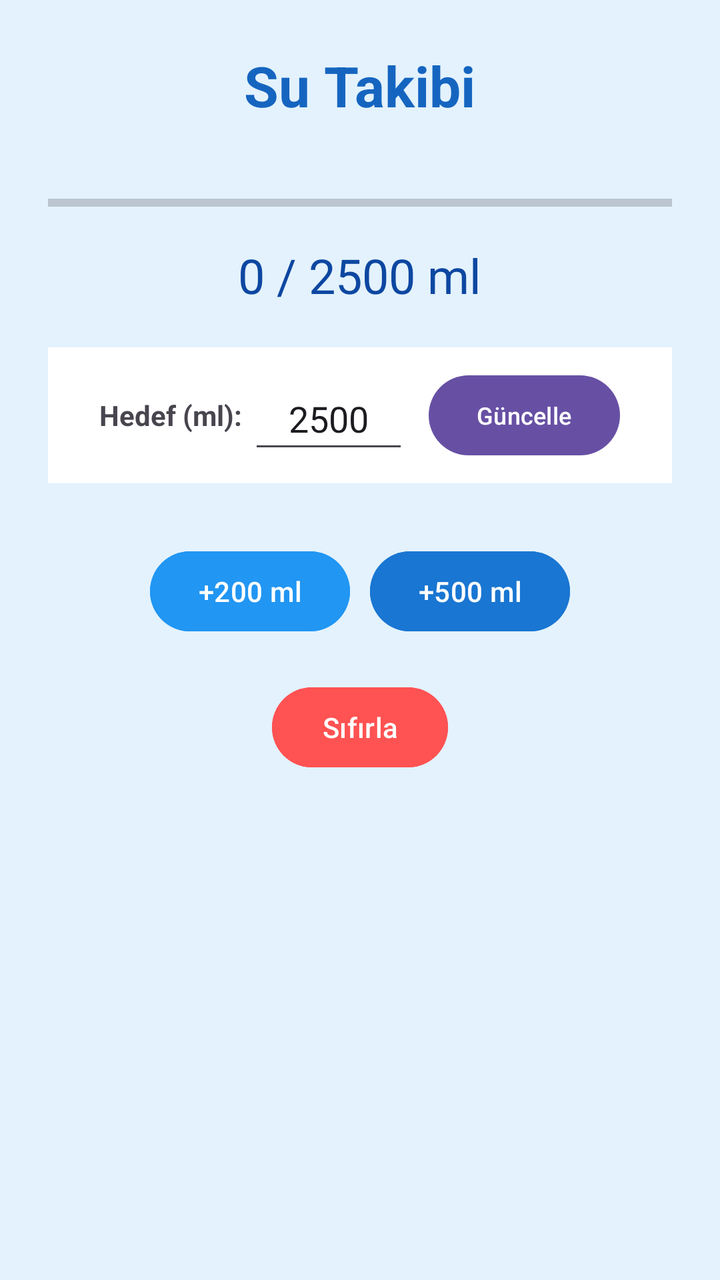
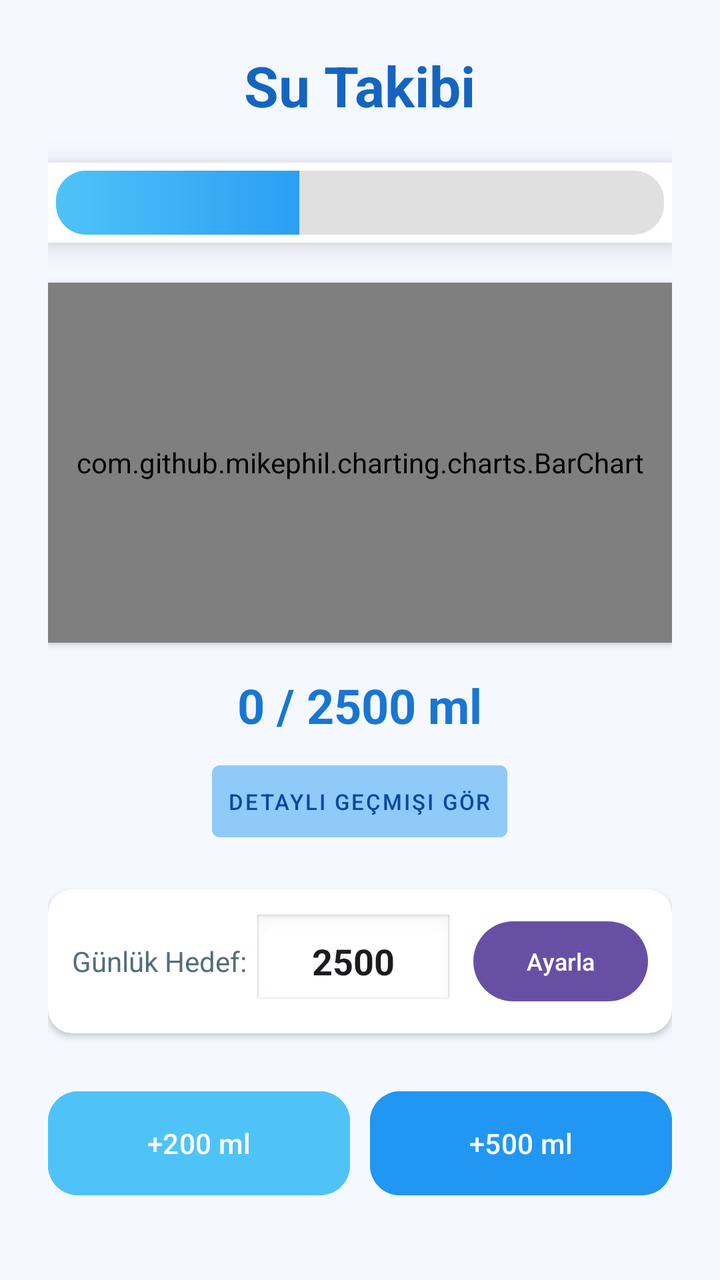

The first picture is an Android layout as it rendered before a commit; the second is the same layout after the commit. The layout source and the unified diff follow.
<!-- AndroidManifest.xml: application theme Theme.SaglikApp -->
<!-- res/layout/activity_water.xml -->
<?xml version="1.0" encoding="utf-8"?>
<LinearLayout xmlns:android="http://schemas.android.com/apk/res/android"
    android:layout_width="match_parent"
    android:layout_height="match_parent"
    android:orientation="vertical"
    android:background="#E3F2FD"
    android:gravity="center_horizontal"
    android:padding="24dp">

    <TextView
        android:layout_width="wrap_content"
        android:layout_height="wrap_content"
        android:text="Su Takibi"
        android:textSize="28sp"
        android:textStyle="bold"
        android:textColor="#1565C0"
        android:layout_marginBottom="30dp"/>

    <ProgressBar
        android:id="@+id/progressBarWater"
        style="?android:attr/progressBarStyleHorizontal"
        android:layout_width="match_parent"
        android:layout_height="20dp"
        android:progress="0"
        android:max="100" />

    <TextView
        android:id="@+id/txtProgress"
        android:layout_width="wrap_content"
        android:layout_height="wrap_content"
        android:text="0 / 2500 ml"
        android:textSize="24sp"
        android:layout_marginTop="10dp"
        android:textColor="#0D47A1"/>

    <LinearLayout
        android:layout_width="match_parent"
        android:layout_height="wrap_content"
        android:orientation="horizontal"
        android:gravity="center"
        android:layout_marginTop="20dp"
        android:background="#FFFFFF"
        android:padding="10dp">

        <TextView
            android:layout_width="wrap_content"
            android:layout_height="wrap_content"
            android:text="Hedef (ml): "
            android:textStyle="bold"/>

        <EditText
            android:id="@+id/editWaterGoal"
            android:layout_width="80dp"
            android:layout_height="wrap_content"
            android:minHeight="48dp"
            android:inputType="number"
            android:text="2500"
            android:gravity="center"/>

        <Button
            android:id="@+id/btnUpdateGoal"
            android:layout_width="wrap_content"
            android:layout_height="wrap_content"
            android:text="Güncelle"
            android:textSize="12sp"
            android:layout_marginLeft="10dp"/>
    </LinearLayout>

    <LinearLayout
        android:layout_width="match_parent"
        android:layout_height="wrap_content"
        android:orientation="horizontal"
        android:gravity="center"
        android:layout_marginTop="30dp">

        <Button
            android:id="@+id/btnAdd200"
            android:layout_width="wrap_content"
            android:layout_height="wrap_content"
            android:text="+200 ml"
            android:backgroundTint="#2196F3"
            android:layout_marginRight="10dp"/>

        <Button
            android:id="@+id/btnAdd500"
            android:layout_width="wrap_content"
            android:layout_height="wrap_content"
            android:text="+500 ml"
            android:backgroundTint="#1976D2"/>
    </LinearLayout>

    <Button
        android:id="@+id/btnResetWater"
        android:layout_width="wrap_content"
        android:layout_height="wrap_content"
        android:text="Sıfırla"
        android:backgroundTint="#FF5252"
        android:layout_marginTop="20dp"/>

</LinearLayout>
<!-- resources referenced by this layout -->
<resources>
  <style name="Theme.SaglikApp" parent="Base.Theme.SaglikApp" />
  <style name="Base.Theme.SaglikApp" parent="Theme.Material3.DayNight.NoActionBar">
          
          <item name="android:windowBackground">@color/app_background</item>
      </style>
  <color name="app_background">#FFC4FE</color>
</resources>

<!-- the commit's change to res/layout/activity_water.xml (unified diff, before → after) -->
@@ -1,9 +1,10 @@
 <?xml version="1.0" encoding="utf-8"?>
 <LinearLayout xmlns:android="http://schemas.android.com/apk/res/android"
+    xmlns:app="http://schemas.android.com/apk/res-auto"
     android:layout_width="match_parent"
     android:layout_height="match_parent"
     android:orientation="vertical"
-    android:background="#E3F2FD"
+    android:background="#F5F9FF"
     android:gravity="center_horizontal"
     android:padding="24dp">
 
@@ -14,15 +15,35 @@
         android:textSize="28sp"
         android:textStyle="bold"
         android:textColor="#1565C0"
-        android:layout_marginBottom="30dp"/>
+        android:layout_marginBottom="20dp"/>
 
-    <ProgressBar
-        android:id="@+id/progressBarWater"
-        style="?android:attr/progressBarStyleHorizontal"
+    
+    <FrameLayout
         android:layout_width="match_parent"
-        android:layout_height="20dp"
-        android:progress="0"
-        android:max="100" />
+        android:layout_height="wrap_content"
+        android:padding="4dp"
+        android:background="@drawable/abc_cab_background_internal_bg"
+        android:elevation="8dp"
+        android:outlineProvider="background">
+
+        <ProgressBar
+            android:id="@+id/progressBarWater"
+            style="?android:attr/progressBarStyleHorizontal"
+            android:layout_width="match_parent"
+            android:layout_height="32dp"
+            android:progressDrawable="@drawable/custom_water_progress"
+            android:progress="40"
+            android:max="100" />
+    </FrameLayout>
+
+    
+    <com.github.mikephil.charting.charts.BarChart
+        android:id="@+id/summaryChart"
+        android:layout_width="match_parent"
+        android:layout_height="180dp"
+        android:layout_marginTop="20dp"
+        android:background="@android:color/white"
+        android:elevation="2dp" />
 
     <TextView
         android:id="@+id/txtProgress"
@@ -30,63 +51,96 @@
         android:layout_height="wrap_content"
         android:text="0 / 2500 ml"
         android:textSize="24sp"
-        android:layout_marginTop="10dp"
-        android:textColor="#0D47A1"/>
+        android:textStyle="bold"
+        android:layout_marginTop="15dp"
+        android:textColor="#1976D2"/>
 
+    <Button
+        android:id="@+id/btnShowHistory"
+        android:layout_width="wrap_content"
+        android:layout_height="wrap_content"
+        android:text="Detaylı Geçmişi Gör"
+        android:layout_marginTop="8dp"
+        android:backgroundTint="#90CAF9"
+        android:textColor="#0D47A1"
+        android:textSize="11sp"
+        style="@style/Widget.MaterialComponents.Button.TextButton"
+        android:minHeight="48dp"/>
+
+    
+    <androidx.cardview.widget.CardView
+        android:layout_width="match_parent"
+        android:layout_height="wrap_content"
+        android:layout_marginTop="20dp"
+        app:cardCornerRadius="12dp"
+        app:cardElevation="2dp">
+
+        <LinearLayout
+            android:layout_width="match_parent"
+            android:layout_height="wrap_content"
+            android:orientation="horizontal"
+            android:gravity="center"
+            android:padding="12dp">
+
+            <TextView
+                android:layout_width="wrap_content"
+                android:layout_height="wrap_content"
+                android:text="Günlük Hedef: "
+                android:textColor="#546E7A"/>
+
+            <EditText
+                android:id="@+id/editWaterGoal"
+                android:layout_width="100dp"
+                android:layout_height="wrap_content"
+                android:minHeight="48dp"
+                android:minWidth="48dp"
+                android:inputType="number"
+                android:text="2500"
+                android:textStyle="bold"
+                android:gravity="center"
+                android:padding="8dp"
+                android:background="@android:drawable/edit_text"
+                android:importantForAccessibility="yes" />
+
+            <Button
+                android:id="@+id/btnUpdateGoal"
+                android:layout_width="wrap_content"
+                android:layout_height="wrap_content"
+                android:minHeight="48dp"
+                android:text="Ayarla"
+                android:textSize="12sp"
+                android:layout_marginStart="10dp"/>
+        </LinearLayout>
+    </androidx.cardview.widget.CardView>
+
+    
     <LinearLayout
         android:layout_width="match_parent"
         android:layout_height="wrap_content"
         android:orientation="horizontal"
         android:gravity="center"
-        android:layout_marginTop="20dp"
-        android:background="#FFFFFF"
-        android:padding="10dp">
-
-        <TextView
-            android:layout_width="wrap_content"
-            android:layout_height="wrap_content"
-            android:text="Hedef (ml): "
-            android:textStyle="bold"/>
-
-        <EditText
-            android:id="@+id/editWaterGoal"
-            android:layout_width="80dp"
-            android:layout_height="wrap_content"
-            android:minHeight="48dp"
-            android:inputType="number"
-            android:text="2500"
-            android:gravity="center"/>
-
-        <Button
-            android:id="@+id/btnUpdateGoal"
-            android:layout_width="wrap_content"
-            android:layout_height="wrap_content"
-            android:text="Güncelle"
-            android:textSize="12sp"
-            android:layout_marginLeft="10dp"/>
-    </LinearLayout>
-
-    <LinearLayout
-        android:layout_width="match_parent"
-        android:layout_height="wrap_content"
-        android:orientation="horizontal"
-        android:gravity="center"
-        android:layout_marginTop="30dp">
+        android:layout_marginTop="25dp">
 
         <Button
             android:id="@+id/btnAdd200"
-            android:layout_width="wrap_content"
-            android:layout_height="wrap_content"
+            android:layout_width="0dp"
+            android:layout_height="60dp"
+            android:layout_weight="1"
             android:text="+200 ml"
-            android:backgroundTint="#2196F3"
-            android:layout_marginRight="10dp"/>
+            android:textAllCaps="false"
+            android:backgroundTint="#4FC3F7"
+            android:layout_marginEnd="10dp"
+            app:cornerRadius="15dp"/>
 
         <Button
             android:id="@+id/btnAdd500"
-            android:layout_width="wrap_content"
-            android:layout_height="wrap_content"
+            android:layout_width="0dp"
+            android:layout_height="60dp"
+            android:layout_weight="1"
             android:text="+500 ml"
-            android:backgroundTint="#1976D2"/>
+            android:textAllCaps="false"
+            android:backgroundTint="#2196F3"
+            app:cornerRadius="15dp"/>
     </LinearLayout>
 
     <Button
@@ -94,7 +148,9 @@
         android:layout_width="wrap_content"
         android:layout_height="wrap_content"
         android:text="Sıfırla"
-        android:backgroundTint="#FF5252"
-        android:layout_marginTop="20dp"/>
+        android:textColor="#D32F2F"
+        style="@style/Widget.MaterialComponents.Button.TextButton"
+        android:layout_marginTop="10dp"
+        android:minHeight="48dp"/>
 
 </LinearLayout>
<!-- resource entries referenced after the edit -->
@@ -1,5 +1,32 @@
 <!-- resources referenced by this layout -->
 <resources>
+  <!-- drawable custom_water_progress (drawable) -->
+  <?xml version="1.0" encoding="utf-8"?>
+  <layer-list xmlns:android="http://schemas.android.com/apk/res/android">
+  
+      
+      <item android:id="@android:id/background">
+          <shape>
+              <corners android:radius="15dp" />
+              <solid android:color="#E0E0E0" />
+          </shape>
+      </item>
+  
+      
+      <item android:id="@android:id/progress">
+          <clip>
+              <shape>
+                  <corners android:radius="15dp" />
+                  <gradient
+                      android:startColor="#4FC3F7"
+                      android:centerColor="#2196F3"
+                      android:endColor="#1565C0"
+                      android:angle="0" />
+              </shape>
+          </clip>
+      </item>
+  
+  </layer-list>
   <style name="Theme.SaglikApp" parent="Base.Theme.SaglikApp" />
   <style name="Base.Theme.SaglikApp" parent="Theme.Material3.DayNight.NoActionBar">
           
